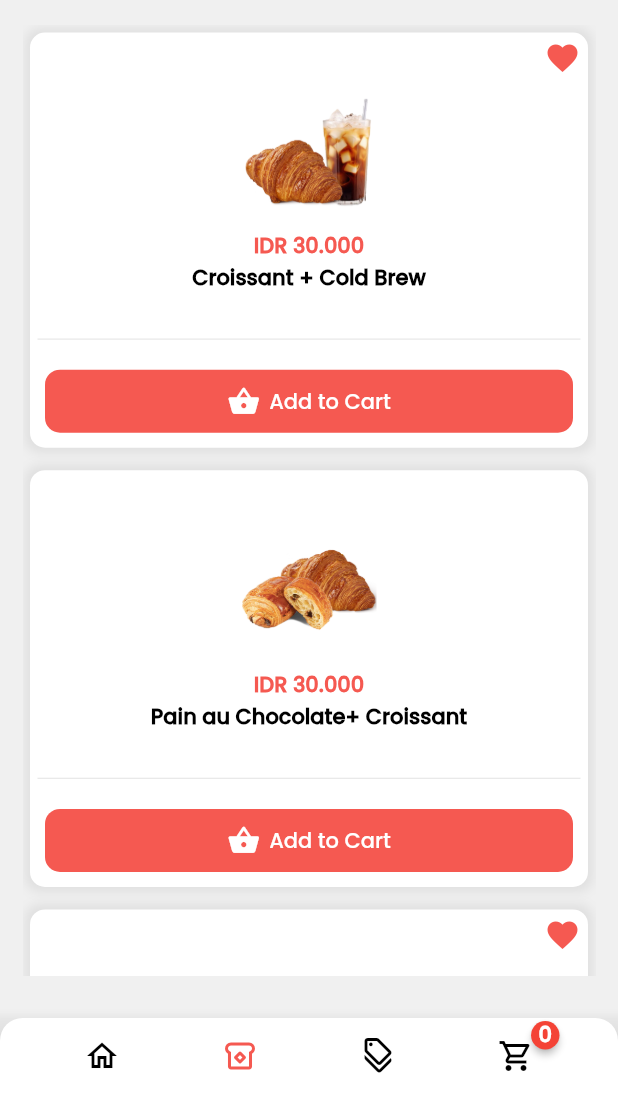
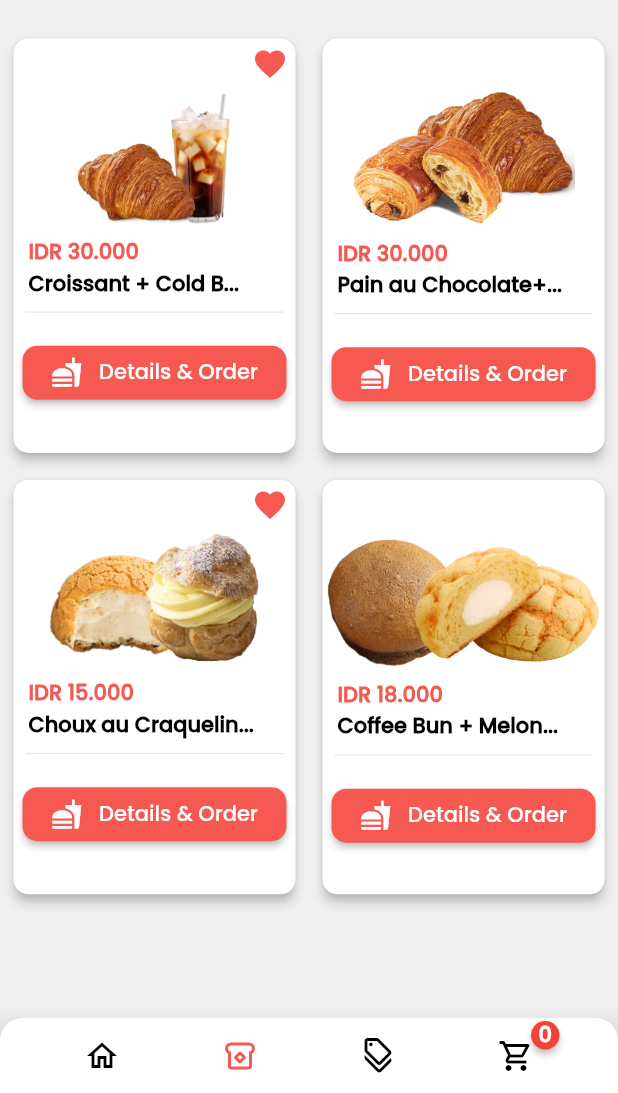
Before and after one commit to lookas15/IEatBread, a Flutter app: the screen it shows after launch, on a phone screen of 412 x 824 dp, the part 143-1236 px from its top. Run offline on Flutter 3.47's test engine with Material 2 defaults, Android fonts, the phone set to English and light mode, and no system bars; drawn by our look-alikes of badges; our stand-ins replace shared_preferences, sqflite; accounts and stored records are empty.

Commit message:
editing ui for menu card

```diff
--- a/lib/Widgets/MenuCard.dart
+++ b/lib/Widgets/MenuCard.dart
@@ -1,10 +1,6 @@
 import 'package:flutter/material.dart';
-import 'package:product_listtt/data/DBHelper.dart';
-import 'package:product_listtt/data/CartProvider.dart';
-import 'package:product_listtt/models/cart_model.dart';
 import 'package:product_listtt/models/menu_model.dart' as menu_model;
 import 'package:product_listtt/screens/MenuDetails.dart';
-import 'package:provider/provider.dart';
 
 class MenuCard extends StatefulWidget {
   final String category;
@@ -15,117 +11,108 @@ class MenuCard extends StatefulWidget {
 }
 
 class _MenuCardState extends State<MenuCard> {
-  DBHelper dbHelper = DBHelper();
   List<menu_model.Menu> menu = menu_model.listMenu;
 
   @override
   Widget build(BuildContext context) {
-    final cart = Provider.of<CartProvider>(context);
-    void saveData(int index) {
-      dbHelper
-          .insertOrUpdate(
-        Cart(
-          id: index,
-          productId: menu[index].id.toString(),
-          productName: menu[index].name,
-          initialPrice: menu[index].price,
-          productPrice: menu[index].price,
-          quantity: ValueNotifier(1),
-          category: menu[index].category,
-          image: menu[index].imageUrl,
-        ),
-      )
-          .then((value) {
-        cart.addTotalPrice(menu[index].price.toDouble());
-        cart.addCounter(1);
-        print('Product Added to cart');
-      }).onError((error, stackTrace) {
-        print(error.toString());
-      });
-    }
+    List<menu_model.Menu> filteredMenu =
+        menu.where((item) => item.category == widget.category).toList();
 
     return Scaffold(
       backgroundColor: Color.fromARGB(255, 240, 240, 240),
-      body: ListView(
-        children: [
-          Container(
-            padding: const EdgeInsets.fromLTRB(15, 0, 15, 0),
-            width: MediaQuery.of(context).size.width - 30.0,
-            height: MediaQuery.of(context).size.height - 190.0,
-            child: ListView.builder(
-              itemCount: menu_model.listMenu.length,
+      body: ListView.builder(
+        itemCount: 1,
+        itemBuilder: (context, categoryIndex) {
+          return GridView.builder(
+            gridDelegate: SliverGridDelegateWithFixedCrossAxisCount(
+              crossAxisCount: 2, // Dua kolom
+              childAspectRatio: 0.7, // Mengontrol rasio tinggi lebar item
+            ),
+            shrinkWrap: true,
+            physics:
+                NeverScrollableScrollPhysics(), // Agar tidak bisa digulir secara independen
+            itemCount: filteredMenu.length,
             itemBuilder: (context, index) {
-                if (menu_model.listMenu[index].category == widget.category) {
+              final name = filteredMenu[index].name;
+              final maxCharacters = 18;
+
+              final formattedName = name.length > maxCharacters
+                  ? name.substring(0, maxCharacters) + '...'
+                  : name;
+
               return Padding(
-                    padding: const EdgeInsets.fromLTRB(5, 5, 5, 10),
+                padding: const EdgeInsets.all(5),
                 child: InkWell(
-                        onTap: () {
-                          Navigator.of(context)
-                              .push(MaterialPageRoute(builder: (context) {
-                            return MenuDetails(
-                              id: index,
-                              productId: menu[index].id.toString(),
-                              productName: menu[index].name,
-                              initialPrice: menu[index].price,
-                              productPrice: menu[index].price,
-                              category: menu[index].category,
-                              imageUrl: menu[index].imageUrl,
-                              details: menu[index].description,
-                            );
-                          }));
-                        },
-                        child: Container(
-                          decoration: BoxDecoration(
+                  child: Card(
+                    shape: RoundedRectangleBorder(
                       borderRadius: BorderRadius.circular(10.0),
-                            color: Colors.white,
-                            boxShadow: [
-                              BoxShadow(
-                                color: Colors.grey.withOpacity(0.2),
-                                spreadRadius: 3.0,
-                                blurRadius: 5.0,
                     ),
-                            ],
-                          ),
+                    elevation: 3.0,
                     child: Column(
+                      crossAxisAlignment: CrossAxisAlignment.start,
                       children: [
                         Padding(
                           padding: const EdgeInsets.all(5),
                           child: Row(
                             mainAxisAlignment: MainAxisAlignment.end,
                             children: [
-                                      menu[index].isFavorite
-                                          ? const Icon(
+                              filteredMenu[index].isFavorite
+                                  ? Icon(
                                       Icons.favorite,
-                                              color: Color.fromARGB(
-                                                  255, 245, 89, 81),
+                                      color: Color.fromARGB(255, 245, 89, 81),
                                     )
                                   : SizedBox(height: 25.0)
                             ],
-                                  )),
+                          ),
+                        ),
                         Hero(
-                                tag: menu[index].imageUrl,
+                          tag: filteredMenu[index].imageUrl,
+                          child: GestureDetector(
+                            onTap: () {
+                              Navigator.of(context)
+                                  .push(MaterialPageRoute(builder: (context) {
+                                return MenuDetails(
+                                  id: index,
+                                  productId: filteredMenu[index].id.toString(),
+                                  productName: filteredMenu[index].name,
+                                  initialPrice: filteredMenu[index].price,
+                                  productPrice: filteredMenu[index].price,
+                                  category: filteredMenu[index].category,
+                                  imageUrl: filteredMenu[index].imageUrl,
+                                  details: filteredMenu[index].description,
+                                );
+                              }));
+                            },
                             child: Container(
                               height: 90,
-                                  width: 90,
+                              width: double.infinity, // Memenuhi lebar parent
                               decoration: BoxDecoration(
                                 borderRadius: BorderRadius.circular(10),
                                 image: DecorationImage(
-                                        image: AssetImage(menu[index].imageUrl),
+                                  image:
+                                      AssetImage(filteredMenu[index].imageUrl),
                                   fit: BoxFit.contain,
-                                      )),
+                                ),
+                              ),
+                            ),
                           ),
                         ),
                         const SizedBox(height: 8.0),
-                              Text(
-                                'IDR ${menu[index].price.toString().replaceAllMapped(RegExp(r'(\d{1,3})(?=(\d{3})+(?!\d))'), (Match match) => '${match[1]}.')}',
+                        Padding(
+                          padding: const EdgeInsets.symmetric(horizontal: 10.0),
+                          child: Text(
+                            'IDR ${filteredMenu[index].price.toString().replaceAllMapped(RegExp(r'(\d{1,3})(?=(\d{3})+(?!\d))'), (Match match) => '${match[1]}.')}',
                             style: const TextStyle(
                               color: Color.fromARGB(255, 245, 89, 81),
                               fontSize: 14.0,
                               fontWeight: FontWeight.bold,
                             ),
                           ),
-                              Text(
-                                menu[index].name,
+                        ),
+                        Padding(
+                          padding: const EdgeInsets.symmetric(horizontal: 10.0),
+                          child: Text(
+                            formattedName,
                             textAlign: TextAlign.center,
                             style: const TextStyle(
                               color: Colors.black,
@@ -133,77 +120,67 @@ class _MenuCardState extends State<MenuCard> {
                               fontWeight: FontWeight.bold,
                             ),
                           ),
+                        ),
                         Padding(
-                                padding:
-                                    const EdgeInsets.fromLTRB(5, 30, 5, 10),
+                          padding: const EdgeInsets.all(8.0),
                           child: Container(
                             color: Color.fromARGB(255, 231, 231, 231),
                             height: 0.8,
                           ),
                         ),
-                              InkWell(
-                                  onTap: () {
-                                    saveData(index);
-                                    ScaffoldMessenger.of(context).showSnackBar(
-                                      SnackBar(
-                                        backgroundColor:
-                                            Color.fromARGB(255, 255, 255, 255),
-                                        content: const Text(
-                                          'Menu successfully added to cart.',
-                                          style: TextStyle(color: Colors.black),
+                        Padding(
+                          padding: const EdgeInsets.fromLTRB(6.0, 8.0, 6.0, 0),
+                          child: ElevatedButton(
+                            onPressed: () {
+                              Navigator.of(context)
+                                  .push(MaterialPageRoute(builder: (context) {
+                                return MenuDetails(
+                                  id: index,
+                                  productId: filteredMenu[index].id.toString(),
+                                  productName: filteredMenu[index].name,
+                                  initialPrice: filteredMenu[index].price,
+                                  productPrice: filteredMenu[index].price,
+                                  category: filteredMenu[index].category,
+                                  imageUrl: filteredMenu[index].imageUrl,
+                                  details: filteredMenu[index].description,
+                                );
+                              }));
+                            },
+                            style: ElevatedButton.styleFrom(
+                              backgroundColor: Color(0xffF55951),
+                              shape: RoundedRectangleBorder(
+                                borderRadius: BorderRadius.circular(10),
                               ),
-                                        behavior: SnackBarBehavior.floating,
-                                        duration: Duration(seconds: 1),
                             ),
-                                    );
-                                  },
-                                  child: Padding(
-                                      padding: const EdgeInsets.symmetric(
-                                          horizontal: 10, vertical: 10),
-                                      child: Container(
-                                        padding: EdgeInsets.all(10),
-                                        decoration: BoxDecoration(
-                                          color: Color(0xffF55951),
-                                          borderRadius:
-                                              BorderRadiusDirectional.circular(
-                                                  10),
+                            child: Row(
+                              crossAxisAlignment: CrossAxisAlignment.center,
+                              mainAxisAlignment: MainAxisAlignment.spaceEvenly,
+                              children: [
+                                Icon(
+                                  Icons.fastfood,
+                                  color: Color.fromARGB(255, 255, 255, 255),
+                                  size: 21,
                                 ),
-                                        // Padding(padding: EdgeInsets.only(top: 15)),
-                                        child: Row(
-                                          crossAxisAlignment:
-                                              CrossAxisAlignment.end,
-                                          mainAxisAlignment:
-                                              MainAxisAlignment.center,
-                                          children: const [
-                                            Icon(
-                                              Icons.shopping_basket,
-                                              color: Color.fromARGB(
-                                                  255, 255, 255, 255),
-                                              size: 22,
-                                            ),
-                                            SizedBox(width: 6),
+                                SizedBox(width: 5),
                                 Text(
-                                              'Add to Cart',
+                                  'Details & Order',
                                   style: TextStyle(
-                                                  color: Color.fromARGB(
-                                                      255, 255, 255, 255),
+                                      color: Color.fromARGB(255, 255, 255, 255),
                                       fontSize: 14),
                                 ),
                               ],
                             ),
-                                      )))
-                            ],
-                          ),
-                        )),
-                  );
-                } else {
-                  return const SizedBox();
-                }
-              },
                           ),
                         ),
                       ],
                     ),
+                  ),
+                ),
+              );
+            },
+          );
+        },
+      ),
     );
   }
 }
```
Lines whose indentation alone changed are shown as unchanged.
